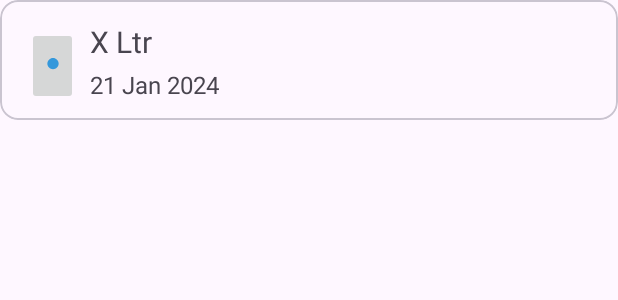
After one commit to SarvT/Liquate, an Android app: the layout history_list_item.xml on its own in the app's theme, with its tools: preview values and no code run, on a phone screen of 412 x 824 dp. The commit adds this screen. Shown: the top 300 px of the screen. Run offline under Robolectric (Android 15) with nearby library versions, the phone set to English and light mode, and no system bars.

Commit message:
UI changes progress

```diff
--- a/app/build.gradle
+++ b/app/build.gradle
@@ -40,9 +40,11 @@ dependencies {
 
     implementation 'androidx.core:core-ktx:1.7.0'
     implementation 'androidx.appcompat:appcompat:1.6.1'
-    implementation 'com.google.android.material:material:1.8.0'
+//    implementation 'com.google.android.material:material:1.8.0'
     implementation 'androidx.constraintlayout:constraintlayout:2.1.4'
     testImplementation 'junit:junit:4.13.2'
     androidTestImplementation 'androidx.test.ext:junit:1.1.5'
     androidTestImplementation 'androidx.test.espresso:espresso-core:3.5.1'
+    implementation 'com.google.android.material:material:1.9.0'
+    implementation 'com.github.bumptech.glide:glide:4.16.0'
 }
--- /dev/null
+++ b/app/src/main/res/drawable/baseline_add_24.xml
@@ -0,0 +1,5 @@
+<vector android:height="24dp" android:tint="#000000"
+    android:viewportHeight="24" android:viewportWidth="24"
+    android:width="24dp" xmlns:android="http://schemas.android.com/apk/res/android">
+    <path android:fillColor="@android:color/white" android:pathData="M19,13h-6v6h-2v-6H5v-2h6V5h2v6h6v2z"/>
+</vector>
--- /dev/null
+++ b/app/src/main/res/drawable/edittext_background.xml
@@ -0,0 +1,6 @@
+<?xml version="1.0" encoding="utf-8"?>
+<shape xmlns:android="http://schemas.android.com/apk/res/android">
+<corners android:radius="25dp"/>
+    <solid android:color="#FFF"/>
+    <stroke android:color="#1c1c1c" />
+</shape>
--- /dev/null
+++ b/app/src/main/res/drawable/icon_waterglass.xml
@@ -0,0 +1,58 @@
+<!--<vector android:height="24dp" android:tint="#1c1c1c"-->
+<!--    android:viewportHeight="24" android:viewportWidth="24"-->
+<!--    android:width="24dp" xmlns:android="http://schemas.android.com/apk/res/android">-->
+<!--    <path android:fillColor="@android:color/white" android:pathData="M25 0H39C52.8071 0 64 11.1929 64 25V28.3143C64 42.1215 52.8071 53.3143 39 53.3143H25C11.1929 53.3143 0 42.1215 0 28.3143V25C0 11.1929 11.1929 0 25 0Z"/>-->
+<!--</vector>-->
+<vector
+    xmlns:android="http://schemas.android.com/apk/res/android"
+    android:width="64dp"
+    android:height="64dp"
+    android:viewportWidth="34"
+    android:viewportHeight="34">
+
+    <group
+        android:scaleX="0.5"
+        android:scaleY="0.5"
+        android:translateX="5"
+        android:translateY="-2">
+
+        <!-- Clip Path for Glass -->
+        <clip-path
+            android:pathData="M4,0L0,11.2L0,25C0,38.8071 11.1929,50 25,50L39,50L43,38.6857L43,25C43,11.1929 31.8071,0 18,0L4,0Z"/>
+
+        <!-- Water Path -->
+        <path
+            android:fillColor="#3498db"
+            android:pathData="M20,36.25C20,38.4949 21.8743,40.25 24,40.25C26.1257,40.25 28,38.4949 28,36.25C28,34.0051 26.1257,32.25 24,32.25C21.8743,32.25 20,34.0051 20,36.25Z"/>
+
+    </group>
+</vector>
+
+
+
+<!--<View-->
+<!--android:id="@+id/water_glass"-->
+<!--android:layout_width="64dp"-->
+<!--android:layout_height="53.31dp"-->
+<!--android:layout_alignParentLeft="true"-->
+<!--android:layout_marginLeft="16dp"-->
+<!--android:layout_alignParentTop="true"-->
+<!--android:layout_marginTop="81dp"-->
+<!--android:background="@drawable/water_glass"-->
+<!--    />-->
+
+    <!-- drawable/water_glass.xml -->
+<!--<vector-->
+<!--xmlns:android="http://schemas.android.com/apk/res/android"-->
+<!--xmlns:aapt="http://schemas.android.com/aapt"-->
+<!--android:width="64dp"-->
+<!--android:height="53.31dp"-->
+<!--android:viewportWidth="64"-->
+<!--android:viewportHeight="53.31"-->
+<!--    >-->
+<!--<group>-->
+<!--    <clip-path-->
+<!--        android:pathData="M25 0H39C52.8071 0 64 11.1929 64 25V28.3143C64 42.1215 52.8071 53.3143 39 53.3143H25C11.1929 53.3143 0 42.1215 0 28.3143V25C0 11.1929 11.1929 0 25 0Z"-->
+<!--        />-->
+<!--</group>-->
+<!--</vector>-->
--- /dev/null
+++ b/app/src/main/res/layout/history_list_item.xml
@@ -0,0 +1,48 @@
+<?xml version="1.0" encoding="utf-8"?>
+<com.google.android.material.card.MaterialCardView xmlns:android="http://schemas.android.com/apk/res/android"
+    android:layout_width="match_parent"
+    android:layout_height="wrap_content"
+    xmlns:app="http://schemas.android.com/apk/res-auto">
+
+    <androidx.constraintlayout.widget.ConstraintLayout
+        android:layout_width="match_parent"
+        android:layout_height="match_parent"
+        android:padding="10dp">
+
+
+        <ImageButton
+            android:id="@+id/water_glass_img"
+            android:layout_width="34dp"
+            android:layout_height="52dp"
+            android:src="@drawable/icon_waterglass"
+            android:layout_margin="8dp"
+            app:layout_constraintTop_toTopOf="parent"
+            app:layout_constraintStart_toStartOf="parent"/>
+
+        <TextView
+            android:id="@+id/history_list_rv_text"
+            android:layout_width="wrap_content"
+            android:layout_height="wrap_content"
+            android:textSize="20dp"
+            android:text="X Ltr"
+            android:layout_marginTop="4dp"
+            android:layout_marginStart="8dp"
+            app:layout_constraintTop_toTopOf="parent"
+            app:layout_constraintStart_toEndOf="@+id/water_glass_img"
+            />
+        <TextView
+            android:id="@+id/history_list_rv_sub_text"
+            android:layout_width="wrap_content"
+            android:layout_height="wrap_content"
+            android:textSize="16dp"
+            android:text="21 Jan 2024"
+            android:layout_marginTop="4dp"
+            android:layout_marginStart="8dp"
+            app:layout_constraintTop_toBottomOf="@id/history_list_rv_text"
+            app:layout_constraintStart_toEndOf="@+id/water_glass_img"
+            />
+
+
+    </androidx.constraintlayout.widget.ConstraintLayout>
+
+</com.google.android.material.card.MaterialCardView>
```
Also changed, not shown: app/src/main/java/com/example/liquate/HistoryRVAdapter.kt (added, +29 -0 lines), app/src/main/java/com/example/liquate/ImageAdapterCarousel.kt (added, +17 -0 lines), app/src/main/java/com/example/liquate/MainActivity.kt (+19 -0 lines), app/src/main/res/layout/carousel_list_item.xml (added, +19 -0 lines), app/src/main/res/layout/content_main.xml (+63 -5 lines), app/src/main/res/drawable/img.png (added).
